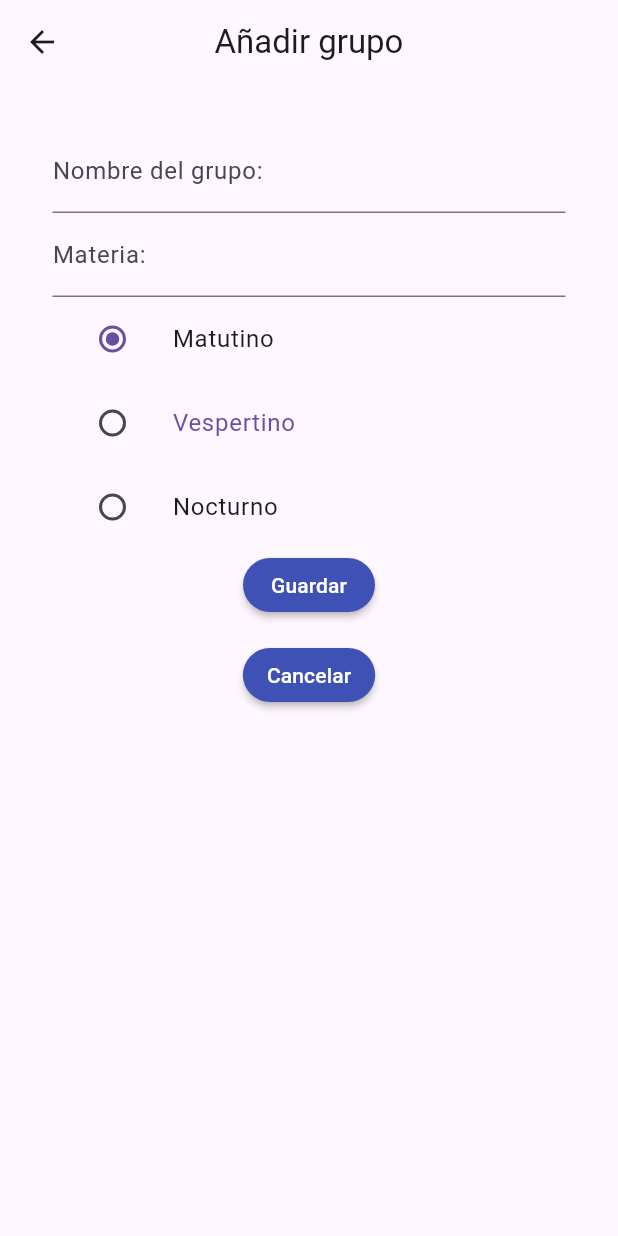
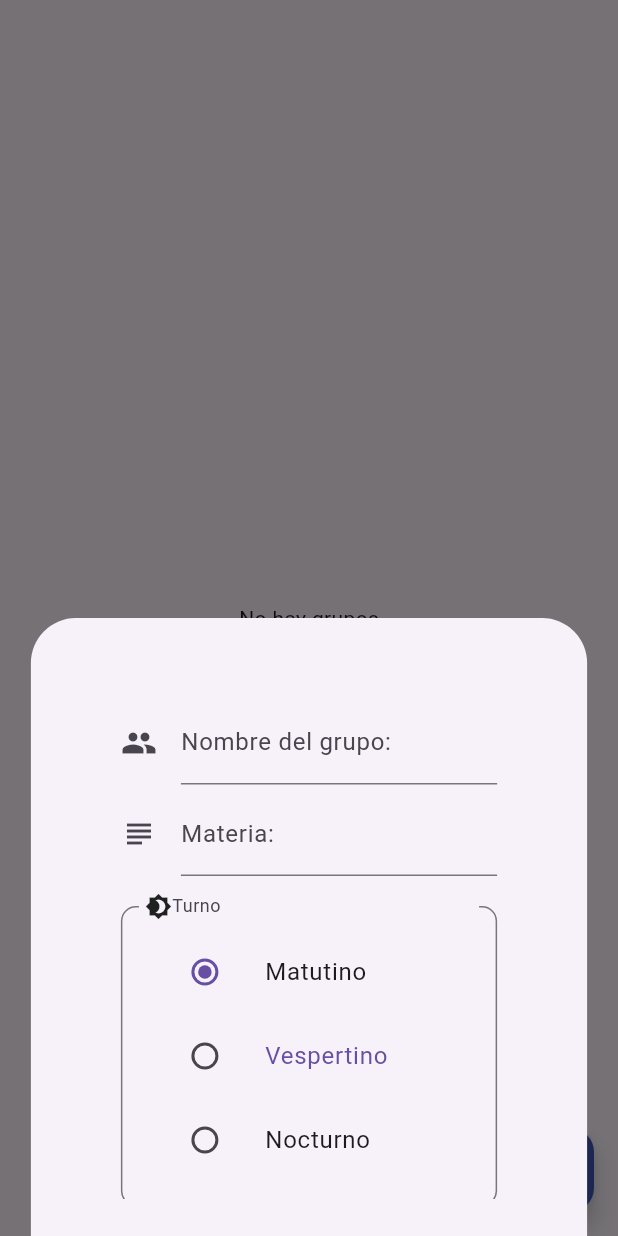
Before and after one commit to Noise-Wall/control-asistencia-alumnos, a Flutter app: the Grupos screen opened directly, after a tap on the "add" icon, on a phone screen of 412 x 824 dp. Run offline on Flutter 3.47's test engine with Material 3 defaults, Android fonts, the light colour scheme and no system bars; our stand-ins replace adaptive_theme, flutter_dotenv, flutter_slidable, sqflite, sqflite_common_ffi; accounts and stored records are empty.

Commit message:
Cambio de vista GrupoAdd a Modal
Se cambió la vista del formulario de adición y edición de grupos
a un modal, opuesto a una nueva ruta de navegación, para que
sea más consistente con el diseño de otras partes del programa.

```diff
--- a/lib/paginas/pagina_principal/grupos.dart
+++ b/lib/paginas/pagina_principal/grupos.dart
@@ -1,7 +1,10 @@
 import 'package:control_asistencias/componentes/anim_carga.dart';
+import 'package:control_asistencias/componentes/modal.dart';
 import 'package:control_asistencias/componentes/scrollbar.dart';
 import 'package:control_asistencias/data/controladores/ctrl_grupos.dart';
+import 'package:control_asistencias/data/controladores/ctrl_horarios.dart';
 import 'package:control_asistencias/data/modelos/grupos.dart';
+import 'package:control_asistencias/data/modelos/horarios.dart';
 import 'package:flutter/material.dart';
 import 'package:flutter_dotenv/flutter_dotenv.dart';
 
@@ -18,6 +21,7 @@ class Grupos extends StatefulWidget {
 class _GruposState extends State<Grupos> {
   bool isLoading = false;
   late List<Grupo> grupos;
+  List<int> horarios = [];
 
   Future refreshGrupos() async {
     setState(() => isLoading = true);
@@ -33,6 +37,9 @@ class _GruposState extends State<Grupos> {
         grupos = await CtrlGrupos().readGrupoAll();
       }
     }
+    for (final grupo in grupos) {
+      horarios.add(await CtrlHorarios().countHorarioFromGrupo(grupo.idGrupo!));
+    }
     setState(() => isLoading = false);
   }
 
@@ -47,12 +54,14 @@ class _GruposState extends State<Grupos> {
     return Scaffold(
       floatingActionButton: FloatingActionButton(
         onPressed: () async {
-          Navigator.push(
-            context,
-            MaterialPageRoute(
-              builder: (gruposContext) => const GrupoAdd(),
-            ),
-          ).then((value) => refreshGrupos());
+          Modal(context, const GrupoAdd(), true)
+              .then((value) => refreshGrupos());
+          // Navigator.push(
+          //   context,
+          //   MaterialPageRoute(
+          //     builder: (gruposContext) => const GrupoAdd(),
+          //   ),
+          // ).then((value) => refreshGrupos());
         },
         backgroundColor: Colors.indigo,
         child: const Icon(
@@ -72,7 +81,7 @@ class _GruposState extends State<Grupos> {
                     nombreMateria: grupos[index].nombreMateria,
                     turno: grupos[index].turno,
                     numAlumnos: 1,
-                    dias: const [true, true, true, true, true, true, true],
+                    sesiones: horarios[index],
                     refresh: (value) => refreshGrupos(),
                   ),
                 ),
--- a/lib/paginas/pagina_principal/grupos_add.dart
+++ b/lib/paginas/pagina_principal/grupos_add.dart
@@ -68,12 +68,13 @@ class _GrupoAddState extends State<GrupoAdd> {
 
   @override
   Widget build(BuildContext context) {
-    return Scaffold(
-      appBar: AppBar(
-        title: const Text("Añadir grupo"),
-        centerTitle: true,
-      ),
-      body: Container(
+    // return Scaffold(
+    //   appBar: AppBar(
+    //     title: const Text("Añadir grupo"),
+    //     centerTitle: true,
+    //   ),
+    // body: Container(
+    return Container(
       padding: const EdgeInsets.symmetric(vertical: 30.0, horizontal: 35.0),
       child: Form(
         key: _formKey,
@@ -83,22 +84,34 @@ class _GrupoAddState extends State<GrupoAdd> {
             TextFormField(
               controller: _nombreGrupoCtrl,
               decoration: const InputDecoration(
+                icon: Icon(Icons.group),
                 border: UnderlineInputBorder(),
                 labelText: "Nombre del grupo:",
                 hintText: "e.g. LISI-4, LI-2...",
               ),
               validator: campoValidador,
             ),
+            const SizedBox(height: 5.0),
             // campo de materia
             TextFormField(
               controller: _nombreMateriaCtrl,
               decoration: const InputDecoration(
+                  icon: Icon(Icons.subject),
                   border: UnderlineInputBorder(),
                   labelText: "Materia:",
                   hintText: "Nombre de la materia, e.g. Programación..."),
               validator: campoValidador,
             ),
-              Column(
+            const SizedBox(height: 20.0),
+            InputDecorator(
+              decoration: InputDecoration(
+                label: const Row(
+                  children: [Icon(Icons.brightness_4), Text("Turno")],
+                ),
+                border: OutlineInputBorder(
+                    borderRadius: BorderRadius.circular(10.0)),
+              ),
+              child: Column(
                 crossAxisAlignment: CrossAxisAlignment.start,
                 children: [
                   ListTile(
@@ -140,15 +153,17 @@ class _GrupoAddState extends State<GrupoAdd> {
                   ),
                 ],
               ),
+            ),
+            const SizedBox(height: 10.0),
             // fila de botones
-              Column(
-                mainAxisAlignment: MainAxisAlignment.center,
+            Row(
+              mainAxisAlignment: MainAxisAlignment.spaceBetween,
               children: [
                 Boton(
                   texto: "Guardar",
                   onPresionado: crearEditarGrupo,
                 ),
-                  SizedBox(height: 12), // Espacio entre los botones
+                const SizedBox(height: 12), // Espacio entre los botones
                 Boton(
                   texto: "Cancelar",
                   onPresionado: () {
@@ -157,11 +172,10 @@ class _GrupoAddState extends State<GrupoAdd> {
                 ),
               ],
             )
-
           ],
         ),
       ),
-      ),
     );
+    // );
   }
 }
```
Also changed, not shown: lib/componentes/scrollbar.dart (+19 -6 lines). Lines whose indentation alone changed are shown as unchanged.
